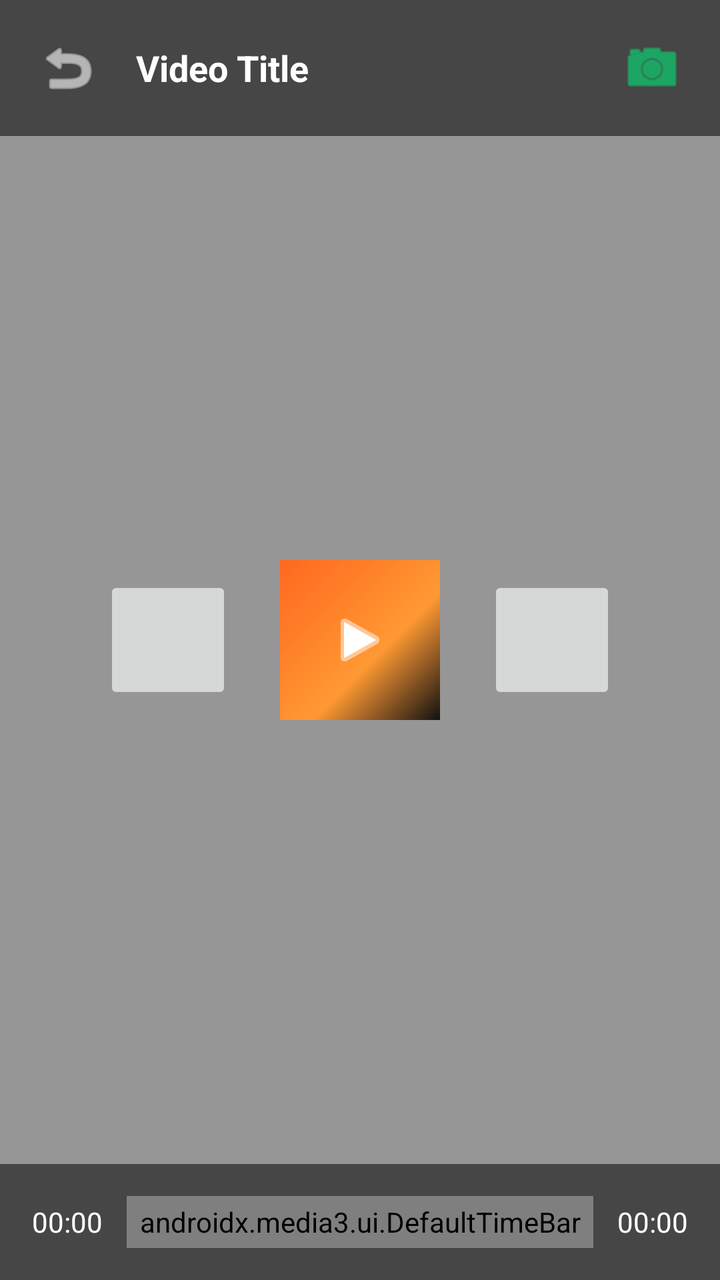
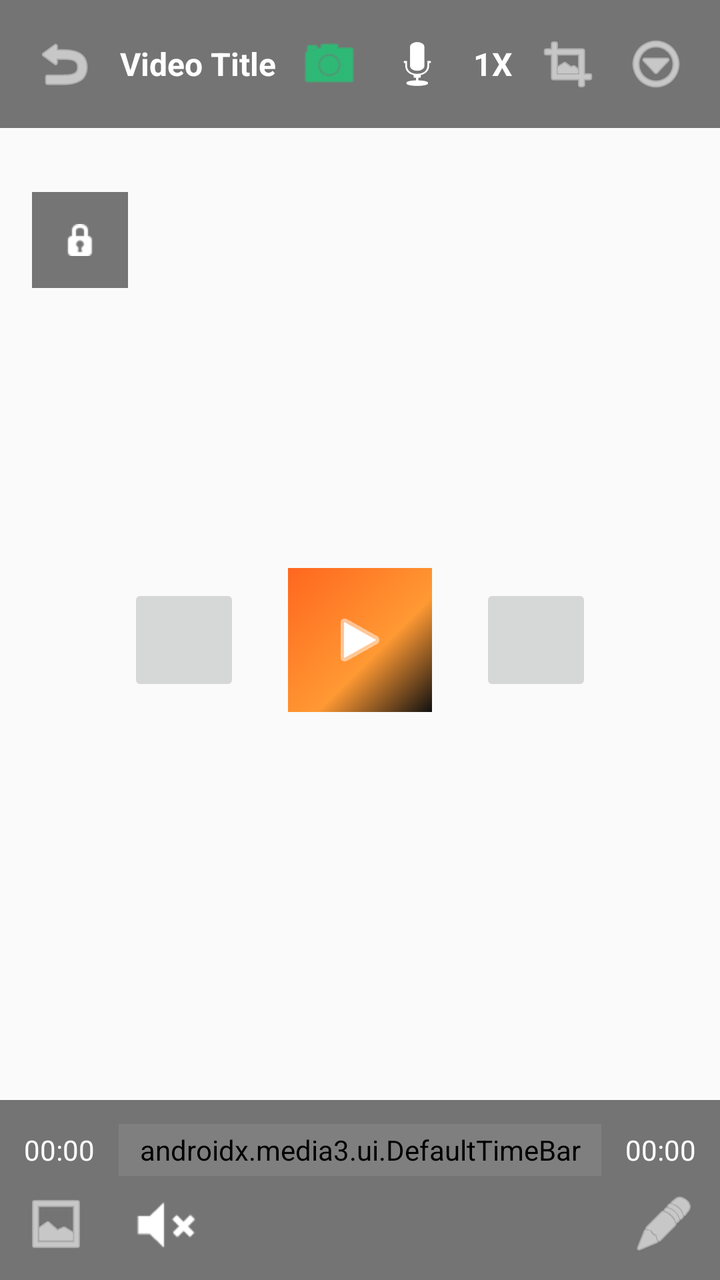

Two renders of the same Android screen: before a commit and after it. Below are the layout's source before the change and the commit's diff.
<!-- AndroidManifest.xml: application theme Theme.AppCompat.DayNight.NoActionBar -->
<!-- res/layout/custom_playback_controls.xml -->
<?xml version="1.0" encoding="utf-8"?>
<RelativeLayout xmlns:android="http://schemas.android.com/apk/res/android"
    android:layout_width="match_parent"
    android:layout_height="match_parent"
    android:background="#66000000">

    
    <LinearLayout
        android:id="@+id/topBar"
        android:layout_width="match_parent"
        android:layout_height="wrap_content"
        android:orientation="horizontal"
        android:padding="16dp"
        android:gravity="center_vertical"
        android:background="#88000000">

        <ImageButton
            android:id="@+id/btnBack"
            android:layout_width="36dp"
            android:layout_height="36dp"
            android:background="?attr/selectableItemBackgroundBorderless"
            android:src="@android:drawable/ic_menu_revert"
            android:tint="#FFFFFF"/>

        <TextView
            android:id="@+id/tvVideoTitle"
            android:layout_width="0dp"
            android:layout_weight="1"
            android:layout_height="wrap_content"
            android:text="Video Title"
            android:textColor="#FFFFFF"
            android:textSize="18sp"
            android:textStyle="bold"
            android:layout_marginStart="16dp"
            android:singleLine="true"
            android:ellipsize="marquee" />

        
        <ImageButton
            android:id="@+id/btnScreenshot"
            android:layout_width="36dp"
            android:layout_height="36dp"
            android:background="?attr/selectableItemBackgroundBorderless"
            android:src="@android:drawable/ic_menu_camera"
            android:tint="#00E676" />
    </LinearLayout>

    
    <LinearLayout
        android:layout_width="wrap_content"
        android:layout_height="wrap_content"
        android:layout_centerInParent="true"
        android:orientation="horizontal"
        android:gravity="center">

        <ImageButton
            android:id="@+id/exo_prev"
            style="@style/ExoMediaButton.Previous"
            android:layout_width="64dp"
            android:layout_height="64dp"
            android:tint="#FFFFFF" />

        <ImageButton
            android:id="@+id/exo_play_pause"
            android:layout_width="80dp"
            android:layout_height="80dp"
            android:background="@drawable/ic_launcher_background"
            android:src="@android:drawable/ic_media_play"
            android:tint="#FFFFFF"
            android:layout_marginHorizontal="24dp"/>

        <ImageButton
            android:id="@+id/exo_next"
            style="@style/ExoMediaButton.Next"
            android:layout_width="64dp"
            android:layout_height="64dp"
            android:tint="#FFFFFF" />
    </LinearLayout>

    
    <TextView
        android:id="@+id/tvNanoSecondOverlay"
        android:layout_width="wrap_content"
        android:layout_height="wrap_content"
        android:layout_centerInParent="true"
        android:text="00:00:00.000"
        android:textColor="#FFB300"
        android:textSize="32sp"
        android:textStyle="bold"
        android:background="#88000000"
        android:padding="16dp"
        android:visibility="gone" />

    
    <LinearLayout
        android:layout_width="match_parent"
        android:layout_height="wrap_content"
        android:layout_alignParentBottom="true"
        android:orientation="vertical"
        android:background="#88000000"
        android:padding="16dp">

        <LinearLayout
            android:layout_width="match_parent"
            android:layout_height="wrap_content"
            android:orientation="horizontal"
            android:gravity="center_vertical">

            <TextView
                android:id="@+id/exo_position"
                android:layout_width="wrap_content"
                android:layout_height="wrap_content"
                android:text="00:00"
                android:textColor="#FFFFFF" />

            <androidx.media3.ui.DefaultTimeBar
                android:id="@+id/exo_progress"
                android:layout_width="0dp"
                android:layout_height="26dp"
                android:layout_weight="1"
                android:layout_marginHorizontal="12dp"/>

            <TextView
                android:id="@+id/exo_duration"
                android:layout_width="wrap_content"
                android:layout_height="wrap_content"
                android:text="00:00"
                android:textColor="#FFFFFF" />
        </LinearLayout>
    </LinearLayout>
</RelativeLayout>
<!-- resources referenced by this layout -->
<resources>
  <!-- drawable ic_launcher_background (drawable) -->
  <?xml version="1.0" encoding="utf-8"?>
  <vector xmlns:android="http://schemas.android.com/apk/res/android"
      xmlns:aapt="http://schemas.android.com/aapt"
      android:width="108dp"
      android:height="108dp"
      android:viewportWidth="108"
      android:viewportHeight="108">
      <path android:pathData="M0,0h108v108h-108z">
          <aapt:attr name="android:fillColor">
              <gradient
                  android:startX="0" android:startY="0"
                  android:endX="108" android:endY="108"
                  android:type="linear">
                  <item android:offset="0.0" android:color="#FF671F" /> 
                  <item android:offset="0.6" android:color="#FF9933" /> 
                  <item android:offset="1.0" android:color="#111111" /> 
              </gradient>
          </aapt:attr>
      </path>
  </vector>
</resources>

<!-- the commit's change to res/layout/custom_playback_controls.xml (unified diff, before → after) -->
@@ -2,109 +2,157 @@
 <RelativeLayout xmlns:android="http://schemas.android.com/apk/res/android"
     android:layout_width="match_parent"
     android:layout_height="match_parent"
-    android:background="#66000000">
+    android:background="#00000000">
 
     
     <LinearLayout
-        android:id="@+id/topBar"
+        android:id="@+id/layoutTopControls"
         android:layout_width="match_parent"
         android:layout_height="wrap_content"
+        android:background="#88000000"
+        android:gravity="center_vertical"
         android:orientation="horizontal"
-        android:padding="16dp"
-        android:gravity="center_vertical"
-        android:background="#88000000">
+        android:padding="16dp">
 
         <ImageButton
             android:id="@+id/btnBack"
-            android:layout_width="36dp"
-            android:layout_height="36dp"
+            android:layout_width="32dp"
+            android:layout_height="32dp"
             android:background="?attr/selectableItemBackgroundBorderless"
             android:src="@android:drawable/ic_menu_revert"
-            android:tint="#FFFFFF"/>
+            android:tint="#FFFFFF" />
 
         <TextView
             android:id="@+id/tvVideoTitle"
             android:layout_width="0dp"
+            android:layout_height="wrap_content"
+            android:layout_marginStart="12dp"
             android:layout_weight="1"
-            android:layout_height="wrap_content"
+            android:ellipsize="marquee"
+            android:singleLine="true"
             android:text="Video Title"
             android:textColor="#FFFFFF"
-            android:textSize="18sp"
-            android:textStyle="bold"
-            android:layout_marginStart="16dp"
-            android:singleLine="true"
-            android:ellipsize="marquee" />
-
-        
+            android:textSize="16sp"
+            android:textStyle="bold" />
+
         <ImageButton
             android:id="@+id/btnScreenshot"
-            android:layout_width="36dp"
-            android:layout_height="36dp"
+            android:layout_width="32dp"
+            android:layout_height="32dp"
             android:background="?attr/selectableItemBackgroundBorderless"
             android:src="@android:drawable/ic_menu_camera"
             android:tint="#00E676" />
+            
+        <ImageButton
+            android:id="@+id/btnAudioTrack"
+            android:layout_width="32dp"
+            android:layout_height="32dp"
+            android:layout_marginStart="12dp"
+            android:background="?attr/selectableItemBackgroundBorderless"
+            android:src="@android:drawable/ic_btn_speak_now"
+            android:tint="#FFFFFF" />
+
+        <TextView
+            android:id="@+id/tvSpeed"
+            android:layout_width="wrap_content"
+            android:layout_height="wrap_content"
+            android:layout_marginStart="12dp"
+            android:text="1X"
+            android:textColor="#FFFFFF"
+            android:textSize="16sp"
+            android:textStyle="bold" />
+
+        <ImageButton
+            android:id="@+id/btnResize"
+            android:layout_width="32dp"
+            android:layout_height="32dp"
+            android:layout_marginStart="12dp"
+            android:background="?attr/selectableItemBackgroundBorderless"
+            android:src="@android:drawable/ic_menu_crop"
+            android:tint="#FFFFFF" />
+
+        <ImageButton
+            android:id="@+id/btnMoreSettings"
+            android:layout_width="32dp"
+            android:layout_height="32dp"
+            android:layout_marginStart="12dp"
+            android:background="?attr/selectableItemBackgroundBorderless"
+            android:src="@android:drawable/ic_menu_more"
+            android:tint="#FFFFFF" />
     </LinearLayout>
+
+    <ImageButton
+        android:id="@+id/btnLock"
+        android:layout_width="48dp"
+        android:layout_height="48dp"
+        android:layout_below="@id/layoutTopControls"
+        android:layout_marginStart="16dp"
+        android:layout_marginTop="32dp"
+        android:background="@drawable/ic_launcher_background"
+        android:backgroundTint="#88000000"
+        android:src="@android:drawable/ic_secure"
+        android:tint="#FFFFFF" />
 
     
     <LinearLayout
         android:layout_width="wrap_content"
         android:layout_height="wrap_content"
         android:layout_centerInParent="true"
-        android:orientation="horizontal"
-        android:gravity="center">
+        android:gravity="center"
+        android:orientation="horizontal">
 
         <ImageButton
             android:id="@+id/exo_prev"
             style="@style/ExoMediaButton.Previous"
-            android:layout_width="64dp"
-            android:layout_height="64dp"
+            android:layout_width="56dp"
+            android:layout_height="56dp"
             android:tint="#FFFFFF" />
 
         <ImageButton
             android:id="@+id/exo_play_pause"
-            android:layout_width="80dp"
-            android:layout_height="80dp"
+            android:layout_width="72dp"
+            android:layout_height="72dp"
+            android:layout_marginHorizontal="24dp"
             android:background="@drawable/ic_launcher_background"
             android:src="@android:drawable/ic_media_play"
-            android:tint="#FFFFFF"
-            android:layout_marginHorizontal="24dp"/>
+            android:tint="#FFFFFF" />
 
         <ImageButton
             android:id="@+id/exo_next"
             style="@style/ExoMediaButton.Next"
-            android:layout_width="64dp"
-            android:layout_height="64dp"
+            android:layout_width="56dp"
+            android:layout_height="56dp"
             android:tint="#FFFFFF" />
     </LinearLayout>
 
-    
     <TextView
         android:id="@+id/tvNanoSecondOverlay"
         android:layout_width="wrap_content"
         android:layout_height="wrap_content"
         android:layout_centerInParent="true"
+        android:background="#AA000000"
+        android:padding="16dp"
         android:text="00:00:00.000"
         android:textColor="#FFB300"
-        android:textSize="32sp"
+        android:textSize="28sp"
         android:textStyle="bold"
-        android:background="#88000000"
-        android:padding="16dp"
         android:visibility="gone" />
 
     
     <LinearLayout
+        android:id="@+id/layoutBottomControls"
         android:layout_width="match_parent"
         android:layout_height="wrap_content"
         android:layout_alignParentBottom="true"
+        android:background="#88000000"
         android:orientation="vertical"
-        android:background="#88000000"
-        android:padding="16dp">
+        android:padding="12dp">
 
         <LinearLayout
             android:layout_width="match_parent"
             android:layout_height="wrap_content"
-            android:orientation="horizontal"
-            android:gravity="center_vertical">
+            android:gravity="center_vertical"
+            android:orientation="horizontal">
 
             <TextView
                 android:id="@+id/exo_position"
@@ -117,8 +165,8 @@
                 android:id="@+id/exo_progress"
                 android:layout_width="0dp"
                 android:layout_height="26dp"
-                android:layout_weight="1"
-                android:layout_marginHorizontal="12dp"/>
+                android:layout_marginHorizontal="12dp"
+                android:layout_weight="1" />
 
             <TextView
                 android:id="@+id/exo_duration"
@@ -127,5 +175,43 @@
                 android:text="00:00"
                 android:textColor="#FFFFFF" />
         </LinearLayout>
+
+        <LinearLayout
+            android:layout_width="match_parent"
+            android:layout_height="wrap_content"
+            android:layout_marginTop="8dp"
+            android:gravity="center_vertical"
+            android:orientation="horizontal">
+
+            <ImageButton
+                android:id="@+id/btnPiP"
+                android:layout_width="32dp"
+                android:layout_height="32dp"
+                android:background="?attr/selectableItemBackgroundBorderless"
+                android:src="@android:drawable/ic_menu_gallery"
+                android:tint="#FFFFFF" />
+
+            <ImageButton
+                android:id="@+id/btnMute"
+                android:layout_width="32dp"
+                android:layout_height="32dp"
+                android:layout_marginStart="24dp"
+                android:background="?attr/selectableItemBackgroundBorderless"
+                android:src="@android:drawable/ic_lock_silent_mode"
+                android:tint="#FFFFFF" />
+
+            <View
+                android:layout_width="0dp"
+                android:layout_height="0dp"
+                android:layout_weight="1" />
+
+            <ImageButton
+                android:id="@+id/btnCut"
+                android:layout_width="32dp"
+                android:layout_height="32dp"
+                android:background="?attr/selectableItemBackgroundBorderless"
+                android:src="@android:drawable/ic_menu_edit"
+                android:tint="#FFFFFF" />
+        </LinearLayout>
     </LinearLayout>
 </RelativeLayout>
